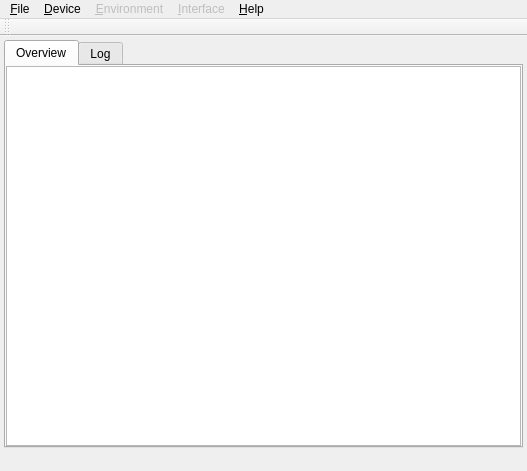
Qt form qnut/connman.ui (dosnut/nut) before a commit.
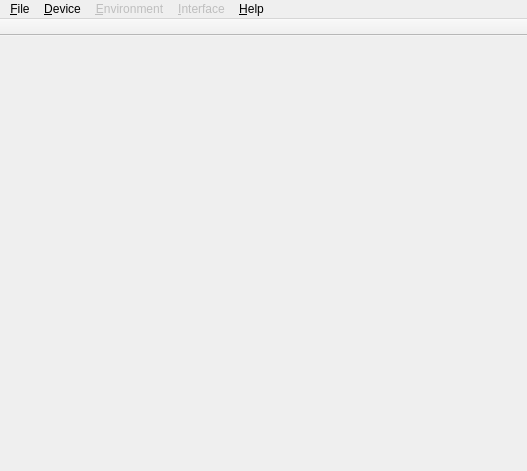
The same form after that commit.

Commit message: [QNUT] general redesing * changed "custom" menus to "actions" menus in overview and device options * renamed overviewlist in overview - overview in connman.ui - logedit in connman.ui - tabWidget in connman.ui + tabWidget as member of connection manager + overview as member of connection manager + logedit as member of connection manager * changed some public members to private

```diff
--- a/qnut/connman.ui
+++ b/qnut/connman.ui
@@ -33,80 +33,6 @@
     <property name="verticalSpacing" >
      <number>4</number>
     </property>
-    <item row="0" column="0" >
-     <widget class="QTabWidget" name="tabWidget" >
-      <property name="currentIndex" >
-       <number>0</number>
-      </property>
-      <widget class="QWidget" name="overViewTab" >
-       <attribute name="title" >
-        <string>Overview</string>
-       </attribute>
-       <layout class="QGridLayout" >
-        <property name="leftMargin" >
-         <number>0</number>
-        </property>
-        <property name="topMargin" >
-         <number>0</number>
-        </property>
-        <property name="rightMargin" >
-         <number>0</number>
-        </property>
-        <property name="bottomMargin" >
-         <number>0</number>
-        </property>
-        <item row="0" column="0" >
-         <widget class="QTreeView" name="overViewList" >
-          <property name="iconSize" >
-           <size>
-            <width>32</width>
-            <height>32</height>
-           </size>
-          </property>
-          <property name="rootIsDecorated" >
-           <bool>false</bool>
-          </property>
-          <property name="itemsExpandable" >
-           <bool>false</bool>
-          </property>
-          <property name="allColumnsShowFocus" >
-           <bool>true</bool>
-          </property>
-         </widget>
-        </item>
-       </layout>
-      </widget>
-      <widget class="QWidget" name="logTab" >
-       <attribute name="title" >
-        <string>Log</string>
-       </attribute>
-       <layout class="QGridLayout" >
-        <property name="leftMargin" >
-         <number>0</number>
-        </property>
-        <property name="topMargin" >
-         <number>0</number>
-        </property>
-        <property name="rightMargin" >
-         <number>0</number>
-        </property>
-        <property name="bottomMargin" >
-         <number>0</number>
-        </property>
-        <item row="0" column="0" >
-         <widget class="QTextEdit" name="logEdit" >
-          <property name="readOnly" >
-           <bool>true</bool>
-          </property>
-          <property name="acceptRichText" >
-           <bool>false</bool>
-          </property>
-         </widget>
-        </item>
-       </layout>
-      </widget>
-     </widget>
-    </item>
    </layout>
   </widget>
   <widget class="QMenuBar" name="menubar" >
@@ -164,8 +90,11 @@
    </property>
   </widget>
   <widget class="QToolBar" name="toolBar" >
-   <property name="windowTitle" >
-    <string>toolBar</string>
+   <property name="movable" >
+    <bool>false</bool>
+   </property>
+   <property name="floatable" >
+    <bool>false</bool>
    </property>
    <attribute name="toolBarArea" >
     <enum>TopToolBarArea</enum>
```
The commit also changes 8 other files.
